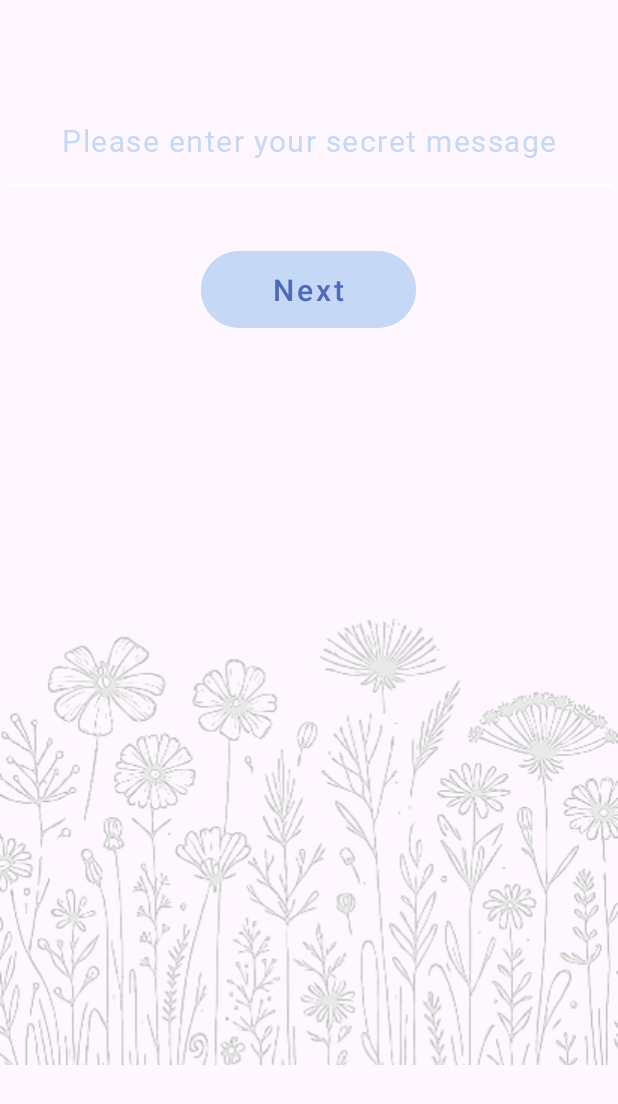
After one commit to The-uncanny-valley/SecretMessage, an Android app: the layout fragment_message.xml on its own in the app's theme, with its tools: preview values and no code run, on a phone screen of 412 x 824 dp. The commit adds this screen. Shown: the top 1104 px of the screen. Run offline under Robolectric (Android 15) with nearby library versions, the phone set to English and light mode, and no system bars.

Commit message:
Design initial UI layouts for main activity and fragments
Created XML layouts for:
- MainActivity
- WelcomeFragment
- MessageFragment

```diff
--- /dev/null
+++ b/app/src/main/res/layout/fragment_message.xml
@@ -0,0 +1,47 @@
+<?xml version="1.0" encoding="utf-8"?>
+
+<LinearLayout xmlns:android="http://schemas.android.com/apk/res/android"
+    xmlns:tools="http://schemas.android.com/tools"
+    android:layout_width="match_parent"
+    android:layout_height="match_parent"
+    android:layout_marginTop="16dp"
+    android:gravity="center_horizontal"
+    android:orientation="vertical"
+    tools:context=".MessageFragment">
+
+    <EditText
+        android:id="@+id/message"
+        android:layout_width="match_parent"
+        android:layout_height="wrap_content"
+        android:layout_marginTop="40dp"
+        android:backgroundTint="@color/text_primary"
+        android:fontFamily="@font/alata_regular"
+        android:gravity="center_horizontal"
+        android:hint="@string/message_hint"
+        android:inputType="textMultiLine"
+        android:letterSpacing="0.05"
+        android:padding="24dp"
+        android:textColor="@color/text_secondary"
+        android:textColorHint="@color/text_secondary"
+        android:textSize="20sp" />
+
+    <Button
+        android:id="@+id/next"
+        android:layout_width="wrap_content"
+        android:layout_height="wrap_content"
+        android:layout_marginTop="32dp"
+        android:backgroundTint="@color/button_primary"
+        android:letterSpacing="0.1"
+        android:paddingHorizontal="48dp"
+        android:paddingVertical="12dp"
+        android:text="@string/next"
+        android:textColor="@color/button_text"
+        android:textSize="20sp" />
+
+    <ImageView
+        android:layout_width="match_parent"
+        android:layout_height="match_parent"
+        android:contentDescription="@null"
+        android:src="@drawable/plants" />
+
+</LinearLayout>
```
Also changed, not shown: app/src/main/res/layout/activity_main.xml (+6 -14 lines), app/src/main/res/layout/fragment_welcome.xml (added, +43 -0 lines).
